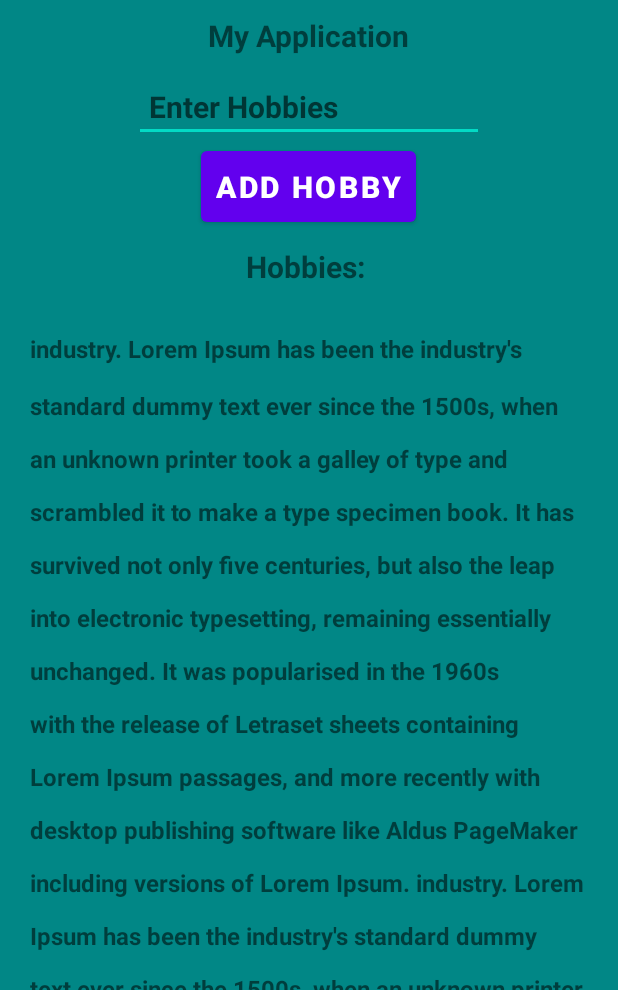
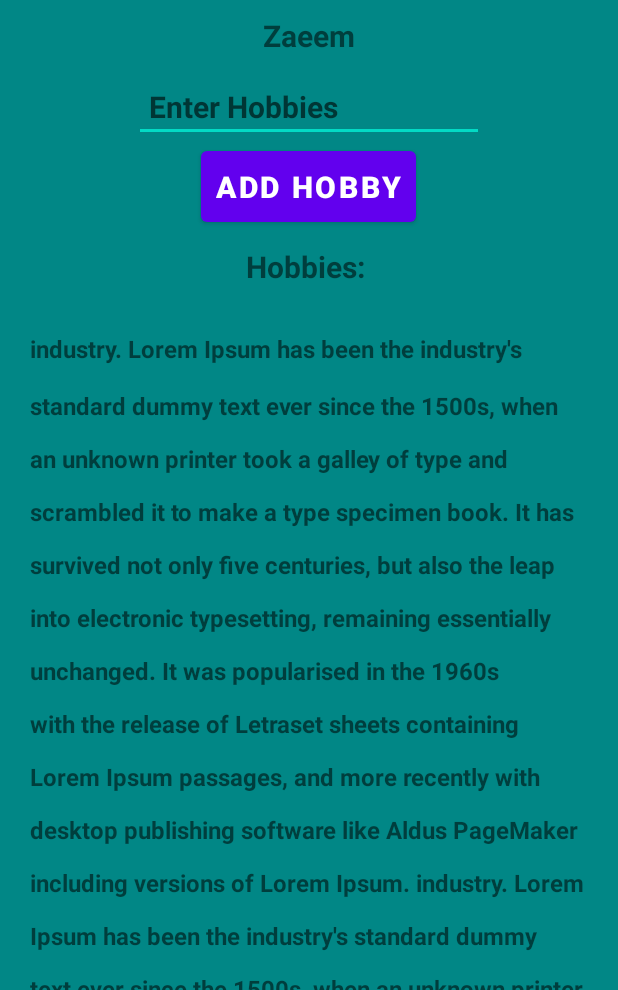
Before and after one commit to ZaeemTarrar/workbook-android-apps, an Android app: the screen it shows after launch (MainActivity), after a tap on "ADD HOBBY", on a phone screen of 412 x 824 dp, the part 246-1236 px from its top. Run offline under Robolectric (Android 15) with nearby library versions, the phone set to English and light mode, and no system bars; our stand-ins replace data binding; Roboto replaces fonts that are not available here.

Commit message:
android 0.0.1

```diff
--- a/MyDroid22/app/src/main/java/com/example/mydroid2/MainActivity.java
+++ b/MyDroid22/app/src/main/java/com/example/mydroid2/MainActivity.java
@@ -10,46 +10,29 @@ import android.view.inputmethod.InputMethodManager;
 import android.widget.Button;
 import android.widget.TextView;
 
+import com.example.mydroid2.data.Bio;
 import com.example.mydroid2.databinding.ActivityMainBinding;
 
 public class MainActivity extends AppCompatActivity {
-
     private ActivityMainBinding binding;
 
-//    private TextView hobbyBar;
-//    private Button hobbyButton;
-//    private TextView hobbyResult;
+    private final Bio bio = new Bio();
 
     @Override
     protected void onCreate(Bundle savedInstanceState) {
         super.onCreate(savedInstanceState);
-//        setContentView(R.layout.activity_main);
-
-//        hobbyBar = findViewById(R.id.hobby_input);
-//        hobbyButton = findViewById(R.id.hobby_button);
-//        hobbyResult = findViewById(R.id.hobby_result);
 
         binding = DataBindingUtil.setContentView(this,R.layout.activity_main);
 
-//        binding.hobbyButton.setOnClickListener(new View.OnClickListener(){
-//            @Override
-//            public void onClick(View view) {
-//                addHobby(view);
-//            }
-//        });
+        bio.setName("Zaeem");
+        binding.setBio(bio);
 
         binding.hobbyButton.setOnClickListener(this::addHobby);
     }
 
     public void addHobby(View view) {
-//        String data = hobbyBar.getText().toString();
-//        hobbyBar.setText("");
-//        hobbyResult.setText("Hobbies: "+data.toString());
-//        hobbyResult.setVisibility(View.VISIBLE);
-
-        String data = binding.hobbyInput.getText().toString();
+        bio.setHobbies("Hobbies: "+binding.hobbyInput.getText().toString());
         binding.hobbyInput.setText("");
-        binding.hobbyResult.setText("Hobbies: "+data.toString());
         binding.invalidateAll();
         binding.hobbyResult.setVisibility(View.VISIBLE);
 
--- /dev/null
+++ b/MyDroid22/app/src/main/java/com/example/mydroid2/data/Bio.java
@@ -0,0 +1,30 @@
+package com.example.mydroid2.data;
+
+public class Bio {
+    private String name;
+    private String hobbies;
+
+    public Bio(String name, String hobbies) {
+        this.name = name;
+        this.hobbies = hobbies;
+    }
+
+    public String getName() {
+        return name;
+    }
+
+    public void setName(String name) {
+        this.name = name;
+    }
+
+    public String getHobbies() {
+        return hobbies;
+    }
+
+    public void setHobbies(String hobbies) {
+        this.hobbies = hobbies;
+    }
+
+    public Bio() {
+    }
+}
--- a/MyDroid22/app/src/main/res/layout/activity_main.xml
+++ b/MyDroid22/app/src/main/res/layout/activity_main.xml
@@ -3,6 +3,11 @@
     xmlns:app="http://schemas.android.com/apk/res-auto"
     xmlns:tools="http://schemas.android.com/tools"
     tools:context=".MainActivity">
+
+    <data>
+        <variable name="bio" type="com.example.mydroid2.data.Bio" />
+    </data>
+
     <androidx.appcompat.widget.LinearLayoutCompat
         android:layout_width="match_parent"
         android:background="@color/teal_700"
@@ -20,7 +25,7 @@
         <TextView
             android:id="@+id/textView"
             style="@style/main_title_style"
-            android:text="@string/main_title_text" />
+            android:text="@{bio.name}" />
 
         <EditText
             android:id="@+id/hobby_input"
@@ -45,7 +50,7 @@
             style="@style/main_title_style"
             android:layout_width="wrap_content"
             android:layout_height="wrap_content"
-            android:text="@string/result_hobbies_text"
+            android:text="@{bio.hobbies}"
             android:visibility="gone" />
 
         <ScrollView
```
Also changed, not shown: 1 other file.
